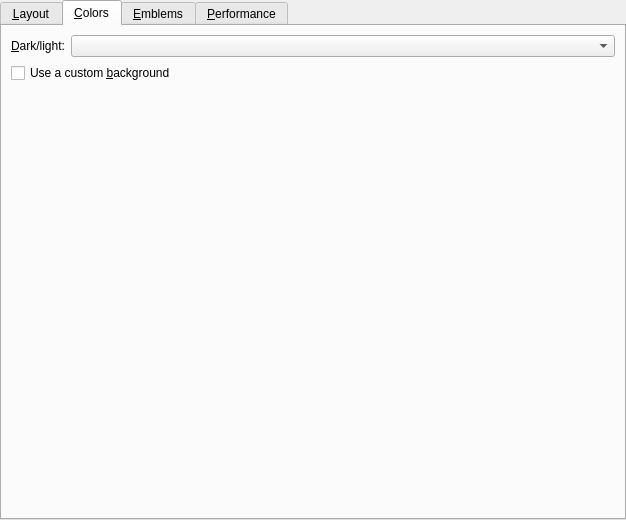
kovidgoyal/calibre, file src/calibre/gui2/preferences/look_feel_tabs/bookshelf_view.ui: the form before one commit.
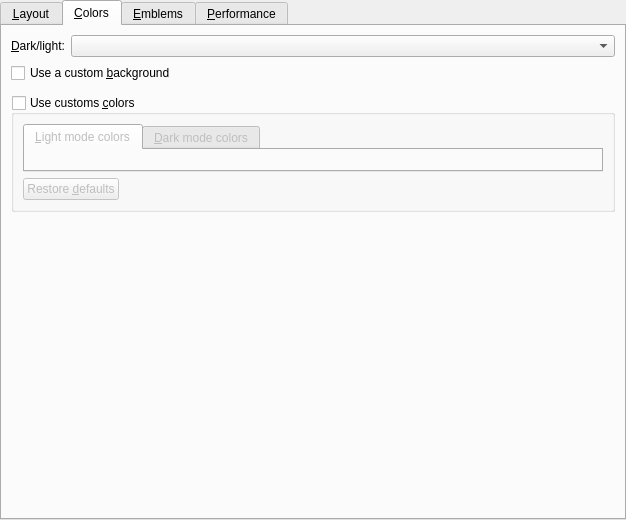
The form after the commit. The open tabs and pages were chosen to show the change. Icons and pictures are not drawn. Custom widgets are drawn as their Qt base class.

Commit message: Bookshelf: allow custom colors

```diff
--- a/src/calibre/gui2/preferences/look_feel_tabs/bookshelf_view.ui
+++ b/src/calibre/gui2/preferences/look_feel_tabs/bookshelf_view.ui
@@ -533,6 +533,71 @@
     <item row="2" column="0" colspan="2">
      <widget class="BackgroundConfig" name="background_box" native="true"/>
     </item>
+    <item row="3" column="0" colspan="2">
+     <widget class="QGroupBox" name="opt_bookshelf_use_custom_colors">
+      <property name="title">
+       <string>Use customs &amp;colors</string>
+      </property>
+      <property name="checkable">
+       <bool>true</bool>
+      </property>
+      <property name="checked">
+       <bool>false</bool>
+      </property>
+      <layout class="QVBoxLayout" name="verticalLayout">
+       <item>
+        <widget class="QTabWidget" name="bookshelf_tab">
+         <property name="sizePolicy">
+          <sizepolicy hsizetype="Expanding" vsizetype="Minimum">
+           <horstretch>0</horstretch>
+           <verstretch>0</verstretch>
+          </sizepolicy>
+         </property>
+         <widget class="QWidget" name="widget_1">
+          <attribute name="title">
+           <string>&amp;Light mode colors</string>
+          </attribute>
+          <layout class="QFormLayout" name="custom_colors_light_layout"/>
+         </widget>
+         <widget class="QWidget" name="widget_2">
+          <attribute name="title">
+           <string>&amp;Dark mode colors</string>
+          </attribute>
+          <layout class="QFormLayout" name="custom_colors_dark_layout"/>
+         </widget>
+        </widget>
+       </item>
+       <item>
+        <layout class="QHBoxLayout" name="horizontalLayout_11">
+         <item>
+          <widget class="QPushButton" name="restore_defaults_colors_button">
+           <property name="text">
+            <string>Restore &amp;defaults</string>
+           </property>
+           <property name="icon">
+            <iconset>
+             <normaloff>:/images/polish.png</normaloff>:/images/polish.png</iconset>
+           </property>
+          </widget>
+         </item>
+         <item>
+          <spacer name="horizontalSpacer_3">
+           <property name="orientation">
+            <enum>Qt::Horizontal</enum>
+           </property>
+           <property name="sizeHint" stdset="0">
+            <size>
+             <width>20</width>
+             <height>20</height>
+            </size>
+           </property>
+          </spacer>
+         </item>
+        </layout>
+       </item>
+      </layout>
+     </widget>
+    </item>
    </layout>
   </widget>
   <widget class="BookshelfEmblemRules" name="emblem_rules">
```
The commit also changes 5 other files.
